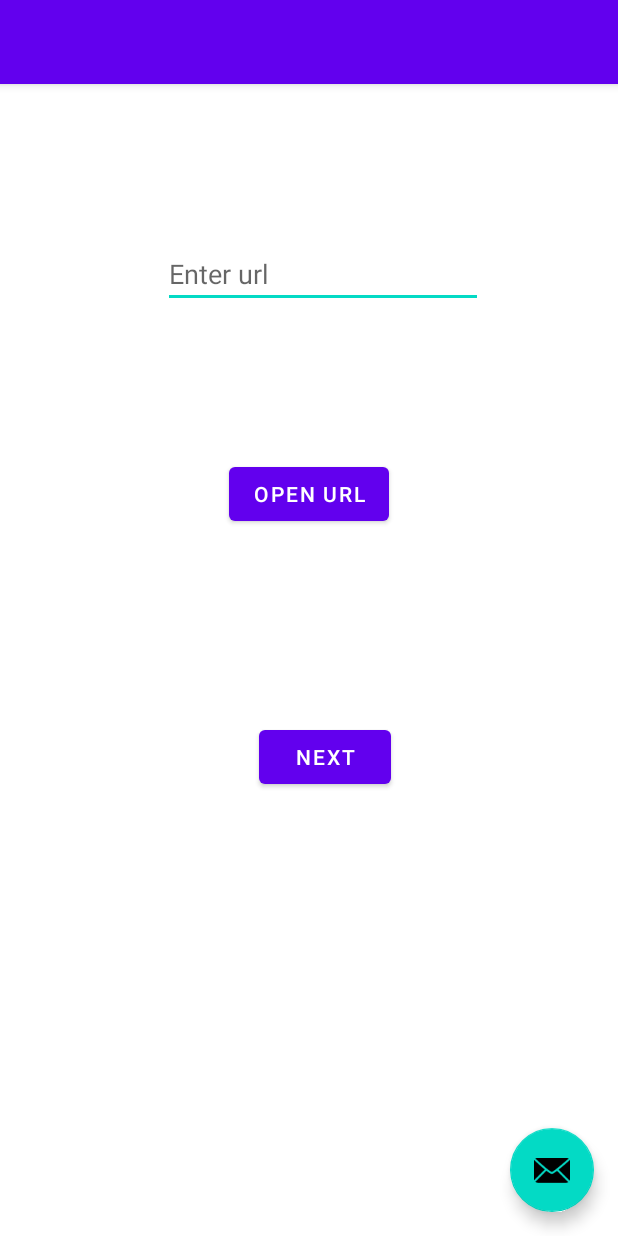
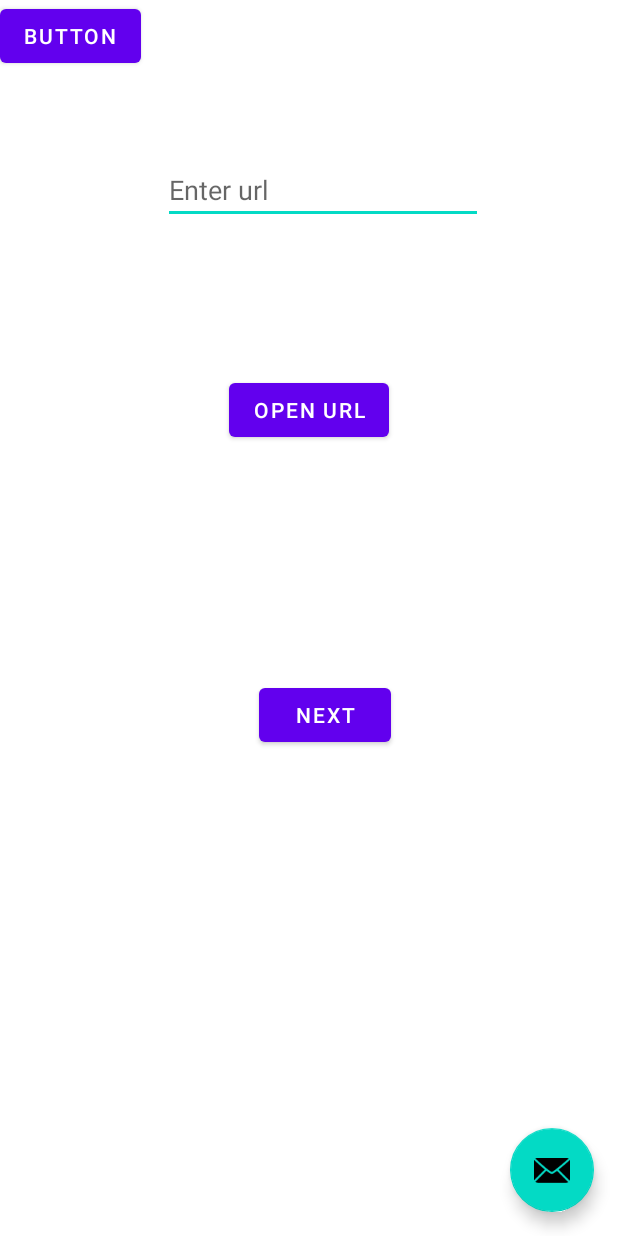
Before and after one commit to Krishanadave671/Intents-, an Android app: the layout activity_main.xml on its own in the app's theme, with its tools: preview values and no code run, on a phone screen of 412 x 824 dp. Run offline under Robolectric (Android 15) with nearby library versions, the phone set to English and light mode, and no system bars.

Commit message:
added button

```diff
--- a/app/src/main/res/layout/activity_main.xml
+++ b/app/src/main/res/layout/activity_main.xml
@@ -11,13 +11,6 @@
         android:layout_height="wrap_content"
         android:theme="@style/Theme.IntentFilters.AppBarOverlay">
 
-        <androidx.appcompat.widget.Toolbar
-            android:id="@+id/toolbar"
-            android:layout_width="match_parent"
-            android:layout_height="?attr/actionBarSize"
-            android:background="?attr/colorPrimary"
-            app:popupTheme="@style/Theme.IntentFilters.PopupOverlay" />
-
     </com.google.android.material.appbar.AppBarLayout>
 
     <include layout="@layout/content_main" />
@@ -30,4 +23,10 @@
         android:layout_margin="@dimen/fab_margin"
         app:srcCompat="@android:drawable/ic_dialog_email" />
 
+    <Button
+        android:id="@+id/button2"
+        android:layout_width="wrap_content"
+        android:layout_height="wrap_content"
+        android:text="Button" />
+
 </androidx.coordinatorlayout.widget.CoordinatorLayout>
```
